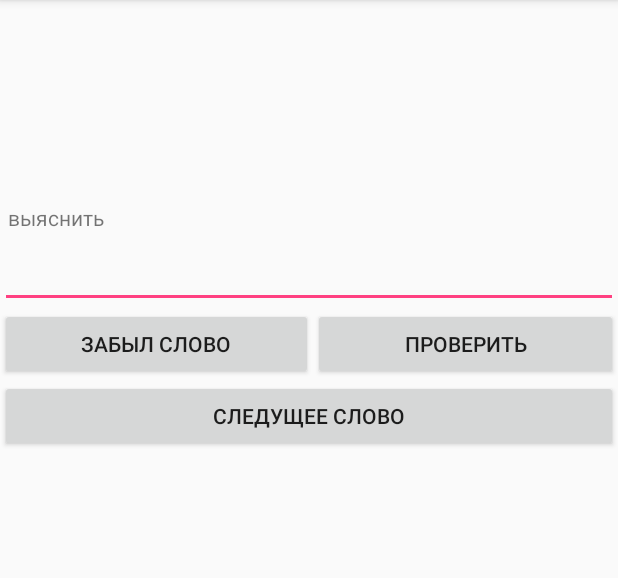
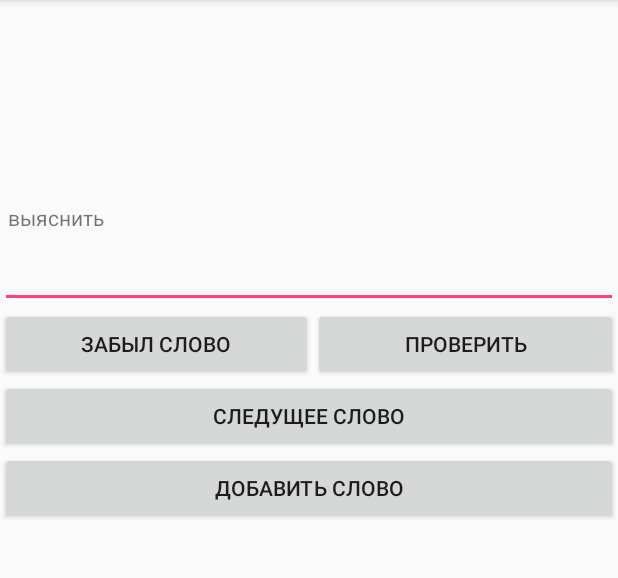
Before and after one commit to EgorCheh/MyDictionary, an Android app: the AddNewWordsTop5000 screen opened directly, with no data from a screen before it, after a tap on "СЛЕДУЩЕЕ СЛОВО", on a phone screen of 412 x 824 dp, the part 84-662 px from its top. Run offline under Robolectric (Android 15) with nearby library versions, the phone set to English and light mode, and no system bars.

Commit message:
Add button "add word" in AddNewWordsTop5000

```diff
--- a/app/src/main/java/com/example/cheho/mydictionary/AddNewWordsTop5000.java
+++ b/app/src/main/java/com/example/cheho/mydictionary/AddNewWordsTop5000.java
@@ -30,6 +30,7 @@ public class AddNewWordsTop5000 extends AppCompatActivity implements View.OnClic
     private final String KEY_INDEX = "randID";
     private TextToSpeech textToSpeech;
     private String toSpeak;
+    private ContentValues cv;
     @Override
     protected void onCreate(Bundle savedInstanceState) {
         super.onCreate(savedInstanceState);
@@ -38,6 +39,8 @@ public class AddNewWordsTop5000 extends AppCompatActivity implements View.OnClic
         Button btnCheck = findViewById(R.id.btnCheck);
         Button btnShowWord = findViewById(R.id.btnShowWord);
         etWord=findViewById(R.id.etWord);
+        Button btnAddWord=findViewById(R.id.buttAddWordTop);
+        btnAddWord.setOnClickListener(this);
         Button btnNextWord = findViewById(R.id.btnNextWord);
         btnNextWord.setOnClickListener(this);
         btnCheck.setOnClickListener(this);
@@ -97,6 +100,10 @@ public class AddNewWordsTop5000 extends AppCompatActivity implements View.OnClic
             case R.id.btnNextWord:
                 setNewWord();
                 break;
+            case R.id.buttAddWordTop:
+                mDb.insert("study", null, cv);
+                Toast.makeText(getApplicationContext(),R.string.toastAddWord,Toast.LENGTH_SHORT).show();
+                break;
                 default:
                 break;
         }
@@ -114,10 +121,9 @@ public class AddNewWordsTop5000 extends AppCompatActivity implements View.OnClic
 
         if(!checkHasWord())
         {
-        ContentValues cv = new ContentValues();
+        cv = new ContentValues();
         cv.put("word", cursor.getString(1));
         cv.put("translation", cursor.getString(2));
-        mDb.insert("study", null, cv);
         toSpeak= word;
         tvTranslation.setText(cursor.getString(2));
         } else
--- a/app/src/main/res/layout/activity_add_new_words.xml
+++ b/app/src/main/res/layout/activity_add_new_words.xml
@@ -56,6 +56,12 @@
             android:padding="5dp"
             android:text="@string/btnNextWord" />
 
+        <Button
+            android:id="@+id/buttAddWordTop"
+            android:layout_width="match_parent"
+            android:layout_height="wrap_content"
+            android:text="@string/btnOpenYandex" />
+
     </LinearLayout>
 
 </android.support.constraint.ConstraintLayout>
```
